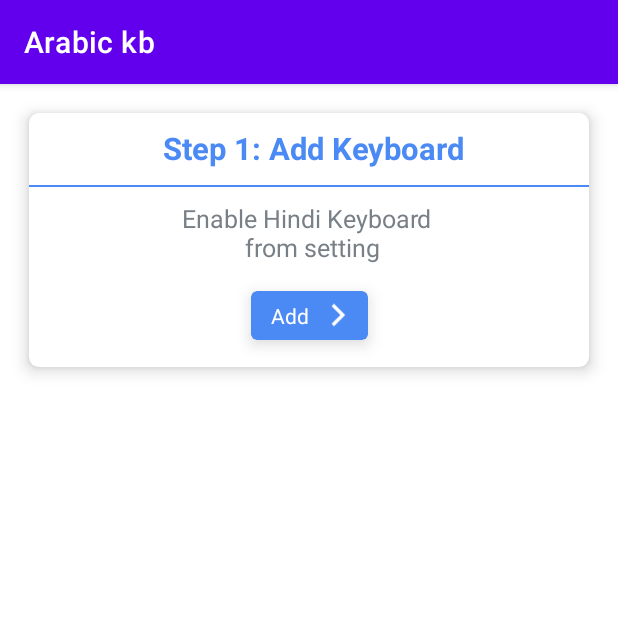
After one commit to itsmhamza/Hindi-Keyboard, an Android app: the fragment KeyboardFragment shown on its own in the app's theme, on a phone screen of 412 x 824 dp, the top half of it. The commit adds this screen. Run offline under Robolectric (Android 15) with nearby library versions, the phone set to English and light mode, and no system bars; our stand-ins replace sdp/ssp sizes; libraries missing offline, so code that uses them is left out: dev.patrickgold.florisboard; 1 statement that could not run was skipped.

Commit message:
Keyboard_Module 0.1

```diff
--- /dev/null
+++ b/app/src/main/java/com/spellchecker/arabickb/fragments/KeyboardFragment.kt
@@ -0,0 +1,176 @@
+package com.spellchecker.arabickb.fragments
+
+import android.content.ComponentName
+import android.content.Context
+import android.content.Intent
+import android.os.Build
+import android.os.Bundle
+import android.provider.Settings
+import android.view.LayoutInflater
+import android.view.View
+import android.view.ViewGroup
+import android.view.inputmethod.InputMethodManager
+import android.widget.Toast
+import androidx.annotation.RequiresApi
+import androidx.appcompat.app.AppCompatActivity
+import androidx.core.content.ContextCompat.getSystemService
+import androidx.fragment.app.Fragment
+import androidx.lifecycle.ViewModelProvider
+import com.spellchecker.arabickb.R
+import com.spellchecker.arabickb.database.SharedViewModel
+import com.spellchecker.arabickb.database.SpeakModelFactory
+import com.spellchecker.arabickb.database.SpeakRepositry
+import com.spellchecker.arabickb.database.Speaktranslatedb
+import com.spellchecker.arabickb.databinding.FragKeyboardBinding
+import com.spellchecker.arabickb.databinding.FragVoiceTranslateBinding
+import com.spellchecker.arabickb.prefrences.SharedPrefres
+import com.spellchecker.arabickb.ui.LanguageListActivity
+import com.spellchecker.arabickb.utils.LangSelection
+import dev.patrickgold.florisboard.ime.core.FlorisBoard
+import dev.patrickgold.florisboard.ime.theme.Theme
+import dev.patrickgold.florisboard.setup.UncachedInputMethodManagerUtils
+
+class KeyboardFragment:Fragment(),View.OnClickListener  {
+
+    lateinit var keyboardbinding:FragKeyboardBinding
+    private var mImm: InputMethodManager? = null
+    var contxt: Context?=null
+    var setup_step = 1
+
+    companion object {
+
+        fun newInstance() =
+            KeyboardFragment()
+    }
+    override fun onCreateView(
+        inflater: LayoutInflater,
+        container: ViewGroup?,
+        savedInstanceState: Bundle?
+    ): View? {
+        keyboardbinding= FragKeyboardBinding.inflate(inflater,container,false)
+        // Inflate the layout for this fragment
+        return keyboardbinding.root
+    }
+    override fun onViewCreated(view: View, savedInstanceState: Bundle?) {
+        super.onViewCreated(view, savedInstanceState)
+
+
+        uiViews()
+
+//        keyboardbinding.cardView2.setOnClickListener {
+//
+//            Toast.makeText(requireContext(), "okay", Toast.LENGTH_SHORT).show()
+//        }
+    }
+
+    private fun uiViews() {
+        contxt=requireActivity()
+        keyboardbinding.cardView2.setOnClickListener(this)
+        keyboardbinding.cardView1.setOnClickListener(this)
+        keyboardbinding.cardView3.setOnClickListener(this)
+        mImm = contxt!!.getSystemService(AppCompatActivity.INPUT_METHOD_SERVICE) as InputMethodManager
+    }
+
+    override fun onClick(v: View?) {
+        when(v?.id){
+            R.id.cardView2->
+                if (setup_step == 1) {
+                    /////////////////       launch input and settings activity      ////////////////////
+                    enableKeyboard()
+                    val intent = Intent(
+                        contxt,
+                        FlorisBoard::class.java
+                    ) //  to relaunch app on keyboard selection
+                    contxt!!.startService(intent)
+                } else {
+                    /////////////////       launch input method picker dialog      ////////////////////
+                    val im = contxt!!.getSystemService(AppCompatActivity.INPUT_METHOD_SERVICE) as InputMethodManager
+                    im.showInputMethodPicker()
+                }
+
+
+            R.id.cardView1->{
+                if (setup_step != 1) {
+                    /////////////////       launch input method picker dialog      ////////////////////
+                    val im = contxt!!.getSystemService(AppCompatActivity.INPUT_METHOD_SERVICE) as InputMethodManager
+                    im.showInputMethodPicker()
+
+                }
+            }
+
+            R.id.cardView3-> {
+                Toast.makeText(contxt, "Todo // Redirect to where... ", Toast.LENGTH_SHORT).show()
+            }
+        }
+    }
+
+    ///////////////////////     launch input and language settings      //////////////////////////////////
+    private fun enableKeyboard() {
+        startActivityForResult(Intent("android.settings.INPUT_METHOD_SETTINGS"), 0)
+    }
+
+    @RequiresApi(api = Build.VERSION_CODES.JELLY_BEAN)
+    override fun onResume() {
+        ////////////////////////        show current setup step     ///////////////////////////
+        //    updateImeIssueCardsVisibilities()
+        super.onResume()
+        checkKeybordExit()
+        setScreen()
+    }
+
+    /////////////////////////      show current setup screen according to enabled/disabled settings     //////////////////////////
+    @RequiresApi(api = Build.VERSION_CODES.JELLY_BEAN)
+    private fun setScreen() {
+        when (setup_step) {
+            1 -> setupScreen1()
+            2 -> setupScreen2()
+            3 -> setupScreen3()
+        }
+    }
+
+    //////////////////////      to check custom keyboard is added to settings or not        /////////////////////////////////////
+    private fun checkKeybordExit() {
+        if (UncachedInputMethodManagerUtils.isThisImeEnabled(contxt!!, mImm!!)) {
+            setup_step = 2
+            if (isInputMethodEnabled()) {
+                setup_step = 3
+            }
+        } else {
+            setup_step = 1
+        }
+    }
+
+
+    //////////////////////////////////      to check custom ime enabled or not       /////////////////////////////////
+    private fun isInputMethodEnabled(): Boolean {
+        val id = Settings.Secure.getString(
+            contxt!!.contentResolver,
+            Settings.Secure.DEFAULT_INPUT_METHOD
+        )
+        val defaultInputMethod = ComponentName.unflattenFromString(id)
+        val myInputMethod = ComponentName(contxt!!, FlorisBoard::class.java)
+        return myInputMethod == defaultInputMethod
+    }
+
+
+    private fun setupScreen3() {
+        keyboardbinding.step1.visibility = View.GONE
+        keyboardbinding.step2.visibility = View.GONE
+        keyboardbinding.congo.visibility = View.VISIBLE
+    }
+
+    private fun setupScreen2() {
+        keyboardbinding.step1.visibility = View.GONE
+        keyboardbinding.step2.visibility = View.VISIBLE
+        keyboardbinding.congo.visibility = View.GONE
+    }
+
+    private fun setupScreen1() {
+
+        keyboardbinding.step1.visibility = View.VISIBLE
+        keyboardbinding.step2.visibility = View.GONE
+        keyboardbinding.congo.visibility = View.GONE
+    }
+
+
+}
--- a/app/src/main/java/com/spellchecker/arabickb/ui/MainActivity.kt
+++ b/app/src/main/java/com/spellchecker/arabickb/ui/MainActivity.kt
@@ -56,6 +56,8 @@ class MainActivity : AppCompatActivity() {
                     tab.text = resources.getString(R.string.imageeditor)
                 4->
                     tab.text = resources.getString(R.string.learneng)
+                5->
+                    tab.text = resources.getString(R.string.keyboard)
             }
 
         }.attach()
@@ -67,7 +69,7 @@ class MainActivity : AppCompatActivity() {
 
     class FragmentAdapter(activity: AppCompatActivity) : FragmentStateAdapter(activity){
         override fun getItemCount(): Int {
-            return 5
+            return 6
         }
 
         override fun createFragment(position: Int): Fragment {
@@ -76,7 +78,8 @@ class MainActivity : AppCompatActivity() {
                 1 -> VoiceTranslateFragment.newInstance()
                 2 -> DictionaryFragment.newInstance()
                 3 -> ImageEditorFragment.newInstance()
-                else -> PhraseBookFragment.newInstance()
+                4 -> PhraseBookFragment.newInstance()
+                else -> KeyboardFragment.newInstance()
             }
         }
 
--- /dev/null
+++ b/app/src/main/res/layout/frag_keyboard.xml
@@ -0,0 +1,317 @@
+<?xml version="1.0" encoding="utf-8"?>
+<androidx.constraintlayout.widget.ConstraintLayout xmlns:android="http://schemas.android.com/apk/res/android"
+    xmlns:app="http://schemas.android.com/apk/res-auto"
+    android:layout_width="match_parent"
+    android:layout_height="match_parent">
+
+    <com.google.android.material.card.MaterialCardView
+        android:id="@+id/step_1"
+        android:layout_width="match_parent"
+        android:layout_height="wrap_content"
+        android:layout_margin="@dimen/_15sdp"
+        app:cardCornerRadius="@dimen/_5sdp"
+        app:cardElevation="@dimen/_5sdp"
+        app:cardMaxElevation="@dimen/_10sdp"
+        app:layout_constraintEnd_toEndOf="parent"
+        app:layout_constraintStart_toStartOf="parent"
+        app:layout_constraintTop_toTopOf="parent">
+
+        <androidx.constraintlayout.widget.ConstraintLayout
+            android:layout_width="match_parent"
+            android:layout_height="@dimen/_130sdp">
+
+            <TextView
+                android:id="@+id/textView5"
+                android:layout_width="wrap_content"
+                android:layout_height="wrap_content"
+                android:layout_marginLeft="@dimen/_5sdp"
+                android:layout_marginTop="@dimen/_7sdp"
+                android:text="Step 1: Add Keyboard"
+                android:textColor="@color/main"
+                android:textSize="@dimen/_16sdp"
+                android:textStyle="bold"
+                app:layout_constraintEnd_toEndOf="parent"
+                app:layout_constraintStart_toStartOf="parent"
+                app:layout_constraintTop_toTopOf="parent" />
+
+            <View
+                android:id="@+id/view"
+                android:layout_width="match_parent"
+                android:layout_height="@dimen/_1sdp"
+                android:layout_marginTop="@dimen/_8sdp"
+                android:background="@color/main"
+                app:layout_constraintEnd_toEndOf="parent"
+                app:layout_constraintStart_toStartOf="parent"
+                app:layout_constraintTop_toBottomOf="@+id/textView5" />
+
+            <TextView
+                android:id="@+id/dailyword"
+                android:layout_width="wrap_content"
+                android:layout_height="wrap_content"
+                android:layout_marginTop="@dimen/_7sdp"
+                android:textSize="@dimen/_13sdp"
+                android:text="Enable Hindi Keyboard \n from setting"
+                android:textAlignment="center"
+                android:textColor="@color/text"
+                app:layout_constraintEnd_toEndOf="parent"
+                app:layout_constraintStart_toStartOf="parent"
+                app:layout_constraintTop_toBottomOf="@+id/view" />
+
+            <com.google.android.material.card.MaterialCardView
+                android:id="@+id/cardView2"
+                android:layout_width="@dimen/_60sdp"
+                android:layout_height="@dimen/_25sdp"
+                android:layout_marginTop="@dimen/_14sdp"
+                android:layout_weight="1"
+                android:elevation="@dimen/_7sdp"
+                app:cardBackgroundColor="@color/main"
+                app:cardCornerRadius="@dimen/_3sdp"
+                app:cardElevation="@dimen/_5sdp"
+                app:cardMaxElevation="@dimen/_10sdp"
+                app:layout_constraintEnd_toEndOf="parent"
+                app:layout_constraintStart_toStartOf="parent"
+                app:layout_constraintTop_toBottomOf="@+id/dailyword">
+
+                <androidx.constraintlayout.widget.ConstraintLayout
+                    android:layout_width="match_parent"
+                    android:layout_height="wrap_content"
+                    android:layout_marginTop="@dimen/_3sdp">
+
+                    <TextView
+                        android:id="@+id/textView2"
+                        android:layout_width="wrap_content"
+                        android:layout_height="wrap_content"
+                        android:layout_marginLeft="@dimen/_10sdp"
+                        android:text="Add"
+                        android:textColor="@color/white"
+                        app:layout_constraintBottom_toBottomOf="parent"
+                        app:layout_constraintStart_toStartOf="parent"
+                        app:layout_constraintTop_toTopOf="parent" />
+
+                    <ImageView
+                        android:id="@+id/imageView2"
+                        android:layout_width="@dimen/_14sdp"
+                        android:layout_height="wrap_content"
+                        android:src="@drawable/front_arrow"
+                        app:layout_constraintBottom_toBottomOf="parent"
+                        app:layout_constraintEnd_toEndOf="parent"
+                        app:layout_constraintStart_toEndOf="@+id/textView2"
+                        app:layout_constraintTop_toTopOf="parent"
+                        app:tint="@color/white" />
+
+
+                </androidx.constraintlayout.widget.ConstraintLayout>
+
+
+            </com.google.android.material.card.MaterialCardView>
+
+        </androidx.constraintlayout.widget.ConstraintLayout>
+
+
+    </com.google.android.material.card.MaterialCardView>
+
+    <com.google.android.material.card.MaterialCardView
+        android:id="@+id/step_2"
+        android:layout_width="match_parent"
+        android:layout_height="wrap_content"
+        android:layout_margin="@dimen/_15sdp"
+        app:cardCornerRadius="@dimen/_5sdp"
+        android:visibility="gone"
+        app:cardElevation="@dimen/_5sdp"
+        app:cardMaxElevation="@dimen/_10sdp"
+        app:layout_constraintEnd_toEndOf="parent"
+        app:layout_constraintStart_toStartOf="parent"
+        app:layout_constraintTop_toBottomOf="@+id/step_1">
+
+        <androidx.constraintlayout.widget.ConstraintLayout
+            android:layout_width="match_parent"
+            android:layout_height="@dimen/_130sdp">
+
+            <TextView
+                android:id="@+id/textView1"
+                android:layout_width="wrap_content"
+                android:layout_height="wrap_content"
+                android:layout_marginLeft="@dimen/_5sdp"
+                android:layout_marginTop="@dimen/_7sdp"
+                android:text="Step 2: Select Keyboard"
+                android:textColor="@color/main"
+                android:textSize="@dimen/_16sdp"
+                android:textStyle="bold"
+                app:layout_constraintEnd_toEndOf="parent"
+                app:layout_constraintStart_toStartOf="parent"
+                app:layout_constraintTop_toTopOf="parent" />
+
+            <View
+                android:id="@+id/view2"
+                android:layout_width="match_parent"
+                android:layout_height="@dimen/_1sdp"
+                android:layout_marginTop="@dimen/_8sdp"
+                android:background="@color/main"
+                app:layout_constraintEnd_toEndOf="parent"
+                app:layout_constraintStart_toStartOf="parent"
+                app:layout_constraintTop_toBottomOf="@+id/textView1" />
+
+            <TextView
+                android:id="@+id/text"
+                android:layout_width="wrap_content"
+                android:layout_height="wrap_content"
+                android:layout_marginTop="@dimen/_7sdp"
+                android:textSize="@dimen/_13sdp"
+                android:text="Enable Hindi Keyboard \n from setting"
+                android:textAlignment="center"
+                android:textColor="@color/text"
+                app:layout_constraintEnd_toEndOf="parent"
+                app:layout_constraintStart_toStartOf="parent"
+                app:layout_constraintTop_toBottomOf="@+id/view2" />
+
+
+            <com.google.android.material.card.MaterialCardView
+                android:id="@+id/cardView1"
+                android:layout_width="@dimen/_60sdp"
+                android:layout_height="@dimen/_25sdp"
+                android:layout_marginTop="@dimen/_14sdp"
+                android:layout_weight="1"
+                android:elevation="@dimen/_7sdp"
+                app:cardBackgroundColor="@color/main"
+                app:cardCornerRadius="@dimen/_3sdp"
+                app:cardElevation="@dimen/_5sdp"
+                app:cardMaxElevation="@dimen/_10sdp"
+                app:layout_constraintEnd_toEndOf="parent"
+                app:layout_constraintStart_toStartOf="parent"
+                app:layout_constraintTop_toBottomOf="@+id/text">
+
+                <androidx.constraintlayout.widget.ConstraintLayout
+                    android:layout_width="match_parent"
+                    android:layout_height="wrap_content"
+                    android:layout_marginTop="@dimen/_3sdp">
+
+                    <TextView
+                        android:id="@+id/textView"
+                        android:layout_width="wrap_content"
+                        android:layout_height="wrap_content"
+                        android:layout_marginLeft="@dimen/_10sdp"
+                        android:text="Select"
+                        android:textColor="@color/white"
+                        app:layout_constraintBottom_toBottomOf="parent"
+                        app:layout_constraintStart_toStartOf="parent"
+                        app:layout_constraintTop_toTopOf="parent" />
+
+                    <ImageView
+                        android:id="@+id/imageView"
+                        android:layout_width="@dimen/_14sdp"
+                        android:layout_height="wrap_content"
+                        android:src="@drawable/front_arrow"
+                        app:layout_constraintBottom_toBottomOf="parent"
+                        app:layout_constraintEnd_toEndOf="parent"
+                        app:layout_constraintStart_toEndOf="@+id/textView"
+                        app:layout_constraintTop_toTopOf="parent"
+                        app:tint="@color/white" />
+
+
+                </androidx.constraintlayout.widget.ConstraintLayout>
+
+
+            </com.google.android.material.card.MaterialCardView>
+
+        </androidx.constraintlayout.widget.ConstraintLayout>
+
+
+    </com.google.android.material.card.MaterialCardView>
+
+    <com.google.android.material.card.MaterialCardView
+        android:id="@+id/congo"
+        android:layout_width="match_parent"
+        android:layout_height="wrap_content"
+        android:layout_margin="@dimen/_15sdp"
+        app:cardCornerRadius="@dimen/_5sdp"
+        app:cardElevation="@dimen/_5sdp"
+        android:visibility="gone"
+        app:cardMaxElevation="@dimen/_10sdp"
+        app:layout_constraintEnd_toEndOf="parent"
+        app:layout_constraintStart_toStartOf="parent"
+        app:layout_constraintTop_toBottomOf="@+id/step_2">
+
+        <androidx.constraintlayout.widget.ConstraintLayout
+            android:layout_width="match_parent"
+            android:layout_height="@dimen/_150sdp">
+
+            <ImageView
+                android:id="@+id/congo_icon"
+                android:layout_width="wrap_content"
+                android:layout_height="wrap_content"
+                android:src="@drawable/icn_continue"
+                android:layout_marginTop="@dimen/_10sdp"
+                app:layout_constraintEnd_toEndOf="parent"
+                app:layout_constraintStart_toStartOf="parent"
+                app:layout_constraintTop_toTopOf="parent" />
+
+            <TextView
+                android:id="@+id/textView3"
+                android:layout_width="wrap_content"
+                android:layout_height="wrap_content"
+                android:layout_marginLeft="@dimen/_5sdp"
+                android:layout_marginTop="@dimen/_7sdp"
+                android:text="Congratulations"
+                android:textColor="@color/black"
+                android:textSize="@dimen/_16sdp"
+                android:textStyle="bold"
+                app:layout_constraintEnd_toEndOf="parent"
+                app:layout_constraintStart_toStartOf="parent"
+                app:layout_constraintTop_toBottomOf="@+id/congo_icon"/>
+
+            <TextView
+                android:id="@+id/text1"
+                android:layout_width="wrap_content"
+                android:layout_height="wrap_content"
+                android:layout_marginTop="@dimen/_7sdp"
+                android:textSize="@dimen/_13sdp"
+                android:text="Your keyboard has been activated \n successfully"
+                android:textAlignment="center"
+                android:textColor="@color/text"
+                app:layout_constraintEnd_toEndOf="parent"
+                app:layout_constraintStart_toStartOf="parent"
+                app:layout_constraintTop_toBottomOf="@+id/textView3" />
+
+
+            <com.google.android.material.card.MaterialCardView
+                android:id="@+id/cardView3"
+                android:layout_width="@dimen/_60sdp"
+                android:layout_height="@dimen/_25sdp"
+                android:layout_marginTop="@dimen/_14sdp"
+                android:layout_weight="1"
+                android:elevation="@dimen/_7sdp"
+                app:cardBackgroundColor="@color/main"
+                app:cardCornerRadius="@dimen/_3sdp"
+                app:cardElevation="@dimen/_5sdp"
+                app:cardMaxElevation="@dimen/_10sdp"
+                app:layout_constraintEnd_toEndOf="parent"
+                app:layout_constraintStart_toStartOf="parent"
+                app:layout_constraintTop_toBottomOf="@+id/text1">
+
+                <androidx.constraintlayout.widget.ConstraintLayout
+                    android:layout_width="match_parent"
+                    android:layout_height="wrap_content"
+                    android:layout_marginTop="@dimen/_5sdp">
+
+                    <TextView
+                        android:id="@+id/finish"
+                        android:layout_width="wrap_content"
+                        android:layout_height="wrap_content"
+                        android:text="FINISHED"
+                        android:textColor="@color/white"
+                        app:layout_constraintBottom_toBottomOf="parent"
+                        app:layout_constraintEnd_toEndOf="parent"
+                        app:layout_constraintStart_toStartOf="parent"
+                        app:layout_constraintTop_toTopOf="parent" />
+
+
+                </androidx.constraintlayout.widget.ConstraintLayout>
+
+
+            </com.google.android.material.card.MaterialCardView>
+
+        </androidx.constraintlayout.widget.ConstraintLayout>
+
+
+    </com.google.android.material.card.MaterialCardView>
+</androidx.constraintlayout.widget.ConstraintLayout>
--- a/app/src/main/res/navigation/navigation_graph.xml
+++ b/app/src/main/res/navigation/navigation_graph.xml
@@ -3,11 +3,11 @@
     xmlns:app="http://schemas.android.com/apk/res-auto"
     xmlns:tools="http://schemas.android.com/tools"
     android:id="@+id/navigation_graph">
-<fragment
-    android:id="@+id/spfragment"
-    android:label="sp_fragment"
-    tools:layout="@layout/activity_main"
-    />
+    <fragment
+        android:id="@+id/spfragment"
+        android:label="sp_fragment"
+        tools:layout="@layout/activity_main"
+        />
     <fragment
         android:id="@+id/vtfragment"
         android:label="vt_fragment"
@@ -28,4 +28,9 @@
         android:label="phrasebook_fragment"
         tools:layout="@layout/activity_main"
         />
+    <fragment
+        android:id="@+id/keyboardfragment"
+        android:label="keyboard_fragment"
+        tools:layout="@layout/activity_main"
+        />
 </navigation>
--- a/app/src/main/res/values/colors.xml
+++ b/app/src/main/res/values/colors.xml
@@ -13,4 +13,5 @@
     <color name="grey">#32D8D8D8</color>
     <color name="grish">#320C0B0B</color>
     <color name="main">#4b8af4</color>
+    <color name="text">#777F87</color>
 </resources>
--- a/app/src/main/res/values/strings.xml
+++ b/app/src/main/res/values/strings.xml
@@ -11,4 +11,5 @@
     <string name="permissiontxt">This app needs permission to use Mic Input feature. You can grant them in app settings.</string>
     <string name="permissiongrant">Allow Permission</string>
     <string name="Nodatafound">Press mic and Speak</string>
+    <string name="keyboard">Keyboard</string>
 </resources>
```
Also changed, not shown: app/src/main/AndroidManifest.xml (+15 -0 lines).
